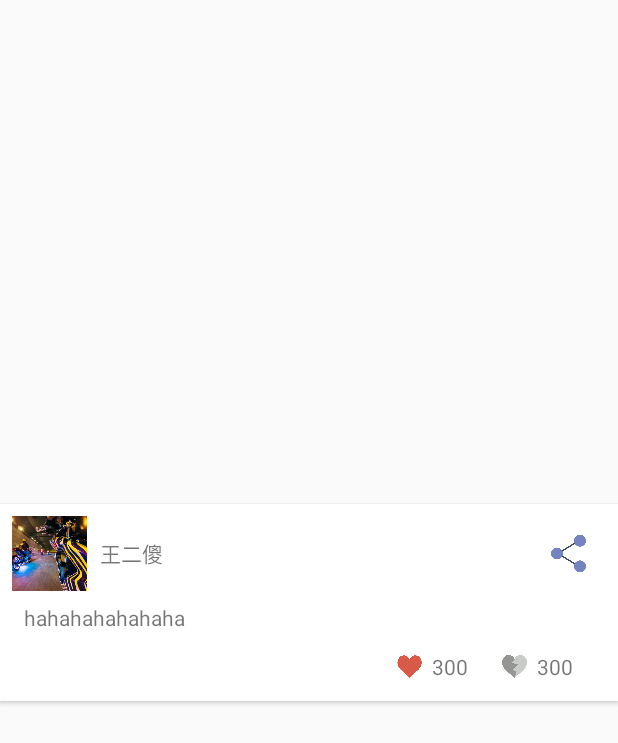
After one commit to wangyanyanha/Doouzi, an Android app: the layout lv_item.xml on its own in the app's theme, with its tools: preview values and no code run, on a phone screen of 412 x 824 dp. The commit adds this screen. Shown: the top 743 px of the screen. Run offline under Robolectric (Android 15) with nearby library versions, the phone set to English and light mode, and no system bars.

Commit message:
修改卡片样式

```diff
--- a/app/src/main/java/com/doouzi/MainActivity.java
+++ b/app/src/main/java/com/doouzi/MainActivity.java
@@ -16,6 +16,7 @@ import android.widget.TextView;
 import com.doouzi.ui.FragmentJoke;
 import com.doouzi.ui.MyMenuFragment;
 import com.doouzi.ui.widget.PagerSlidingTabStrip;
+import com.doouzi.util.DensityUtil;
 import com.mxn.soul.flowingdrawer_core.FlowingView;
 import com.mxn.soul.flowingdrawer_core.LeftDrawerLayout;
 import com.doouzi.util.JsonConvertUtil;
@@ -58,6 +59,7 @@ public class MainActivity extends AppCompatActivity {
 
         tabs.setTextColor(getResources().getColor(R.color.white));
         tabs.setIndicatorColor(getResources().getColor(R.color.white));
+        tabs.setTextSize(DensityUtil.dip2px(this,16));
 
         pager.setOffscreenPageLimit(3);
 
--- a/app/src/main/res/layout/fragment_list.xml
+++ b/app/src/main/res/layout/fragment_list.xml
@@ -12,6 +12,7 @@
         android:id="@+id/rvFeed"
         android:layout_width="match_parent"
         android:layout_height="match_parent"
+        android:background="@color/background"
         android:scrollbars="none"/>
 
 </com.doouzi.ui.widget.PullRefreshLayout>
--- /dev/null
+++ b/app/src/main/res/layout/lv_item.xml
@@ -0,0 +1,103 @@
+<?xml version="1.0" encoding="utf-8"?><!-- item_feed.xml -->
+<android.support.v7.widget.CardView
+    xmlns:android="http://schemas.android.com/apk/res/android"
+    xmlns:card_view="http://schemas.android.com/apk/res-auto"
+    android:id="@+id/card_view"
+    android:layout_width="match_parent"
+    android:layout_height="wrap_content"
+    android:layout_gravity="center"
+    android:layout_marginBottom="10dp"
+    card_view:cardCornerRadius="0dp">
+
+    <RelativeLayout
+        android:layout_width="match_parent"
+        android:layout_height="wrap_content">
+
+        <ImageView
+            android:id="@+id/iv_avatar"
+            android:layout_width="50dp"
+            android:layout_height="50dp"
+            android:layout_margin="8dp"
+            android:src="@drawable/img_feed_center_1"/>
+        <TextView
+            android:id="@+id/tv_name"
+            android:layout_width="wrap_content"
+            android:layout_height="50dp"
+            android:layout_marginTop="8dp"
+            android:layout_marginBottom="8dp"
+            android:gravity="center"
+            android:singleLine="true"
+            android:text="王二傻"
+            android:layout_toLeftOf="@+id/iv_share"
+            android:layout_toRightOf="@+id/iv_avatar"
+            android:layout_toEndOf="@+id/iv_avatar" />
+
+        <ImageView
+            android:id="@+id/iv_share"
+            android:layout_width="30dp"
+            android:layout_height="30dp"
+            android:layout_margin="18dp"
+            android:src="@drawable/ic_share"
+            android:adjustViewBounds="true"
+            android:layout_alignParentTop="true"
+            android:layout_alignParentRight="true"
+            android:layout_alignParentEnd="true" />
+
+        <TextView
+            android:id="@+id/tv_content"
+            android:layout_width="match_parent"
+            android:layout_height="wrap_content"
+            android:text="hahahahahahaha"
+            android:layout_marginLeft="16dp"
+            android:layout_marginRight="16dp"
+            android:textSize="14dp"
+            android:layout_below="@+id/tv_name" />
+
+        <TextView
+            android:id="@+id/tv_dislike"
+            android:layout_width="40dp"
+            android:layout_height="30dp"
+            android:text="300"
+            android:layout_marginTop="8dp"
+            android:layout_marginRight="14dp"
+            android:layout_marginBottom="8dp"
+            android:gravity="center_vertical"
+            android:layout_below="@+id/tv_content"
+            android:layout_alignParentRight="true" />
+
+        <ImageView
+            android:id="@+id/iv_dislike"
+            android:layout_width="30dp"
+            android:layout_height="30dp"
+            android:src="@drawable/ic_dislike"
+            android:adjustViewBounds="true"
+            android:padding="5dp"
+            android:layout_alignTop="@+id/tv_dislike"
+            android:layout_toLeftOf="@+id/tv_dislike"
+            android:layout_toStartOf="@+id/tv_dislike" />
+
+        <TextView
+            android:id="@+id/tv_like"
+            android:layout_width="40dp"
+            android:layout_height="30dp"
+            android:text="300"
+            android:gravity="center_vertical"
+            android:layout_alignTop="@+id/iv_dislike"
+            android:layout_toLeftOf="@+id/iv_dislike"
+            android:layout_toStartOf="@+id/iv_dislike" />
+
+        <ImageView
+            android:id="@+id/iv_like"
+            android:layout_width="30dp"
+            android:layout_height="30dp"
+            android:src="@drawable/ic_like"
+            android:adjustViewBounds="true"
+            android:padding="5dp"
+            android:layout_alignTop="@+id/tv_like"
+            android:layout_toLeftOf="@+id/tv_like"
+            android:layout_toStartOf="@+id/tv_like" />
+
+
+    </RelativeLayout>
+
+</android.support.v7.widget.CardView>
```
Also changed, not shown: app/src/main/java/com/doouzi/ui/adapter/FeedAdapter.java (+2 -14 lines), app/src/main/java/com/doouzi/util/DensityUtil.java (added, +22 -0 lines), app/src/main/res/layout/activity_main.xml (+28 -5 lines), app/src/main/res/drawable-xxhdpi/ic_add_white_48dp.png (added), app/src/main/res/drawable/ic_dislike.png (added), app/src/main/res/drawable/ic_like.png (added), app/src/main/res/drawable/ic_send.png (added), app/src/main/res/drawable/ic_share.png (added).
